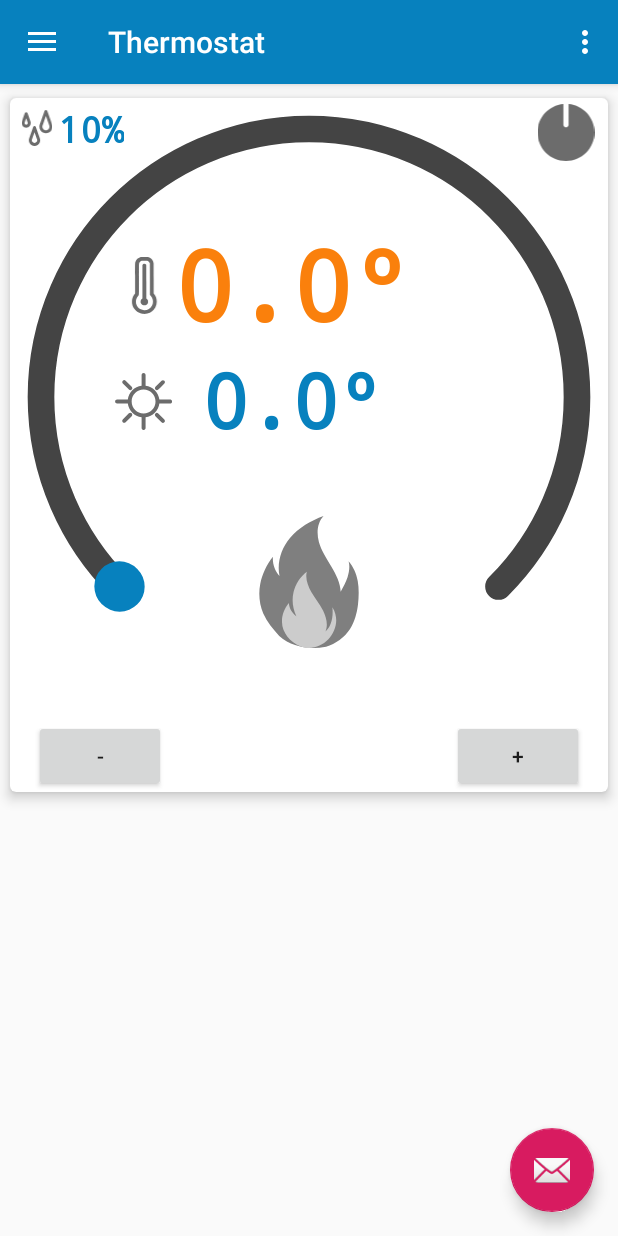
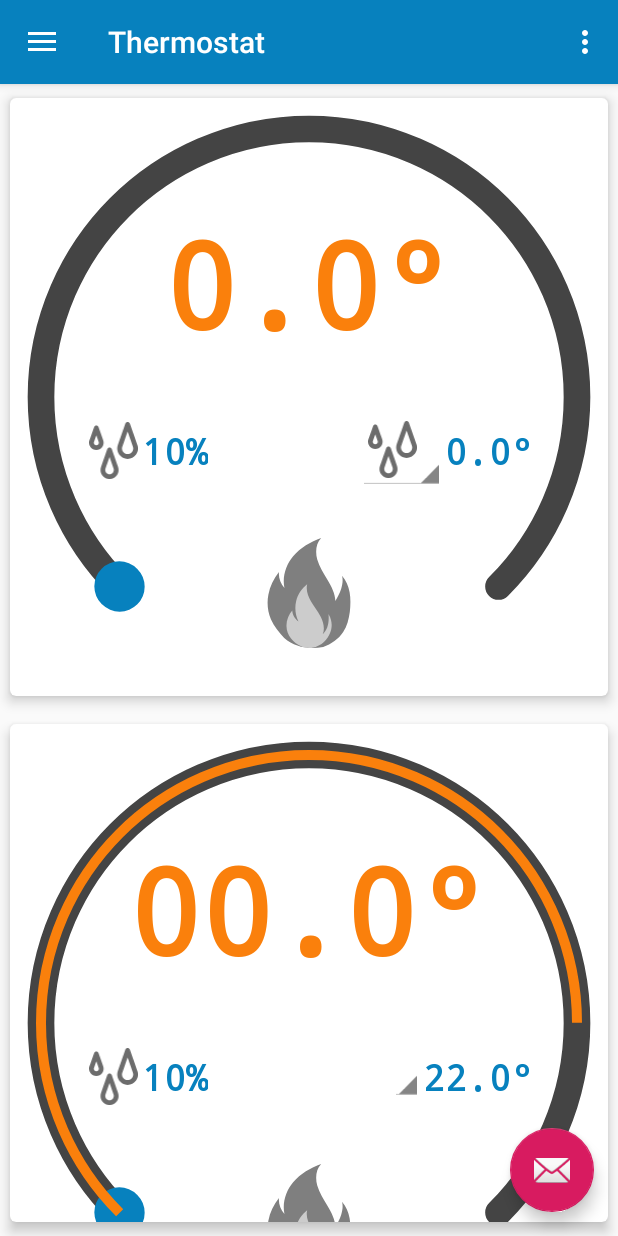
Before and after one commit to cachirulop/Thermosmart, an Android app: the screen it shows after launch (MainActivity), on a phone screen of 412 x 824 dp. Run offline under Robolectric (Android 15) with nearby library versions, the phone set to English and light mode, and no system bars; our stand-ins replace Firebase (no records; nobody signed in at launch, a user with empty details on screens opened directly), navigation-ui; 5 statements that could not run were skipped.

Commit message:
UI modifications

```diff
--- a/app/build.gradle
+++ b/app/build.gradle
@@ -43,4 +43,7 @@ dependencies {
     testImplementation 'junit:junit:4.13'
     androidTestImplementation 'androidx.test.ext:junit:1.1.1'
     androidTestImplementation 'androidx.test.espresso:espresso-core:3.2.0'
+
+    implementation platform('com.google.firebase:firebase-bom:26.1.0')
+    implementation 'com.google.firebase:firebase-auth'
 }
--- a/app/src/main/java/com/dmagrom/thermosmart/MainActivity.java
+++ b/app/src/main/java/com/dmagrom/thermosmart/MainActivity.java
@@ -13,6 +13,7 @@ import androidx.navigation.ui.AppBarConfiguration;
 import androidx.navigation.ui.NavigationUI;
 
 import com.google.android.material.navigation.NavigationView;
+import com.google.firebase.auth.FirebaseAuth;
 
 import androidx.drawerlayout.widget.DrawerLayout;
 
@@ -64,6 +65,15 @@ public class MainActivity
         NavController navController = Navigation.findNavController (this, R.id.nav_host_fragment);
         NavigationUI.setupActionBarWithNavController (this, navController, mAppBarConfiguration);
         NavigationUI.setupWithNavController (navigationView, navController);
+
+        signinFirebase ();
+    }
+
+    private void signinFirebase () {
+        FirebaseAuth auth;
+
+        auth = FirebaseAuth.getInstance ();
+        auth.signInWithEmailAndPassword (getString (R.string.firebase_user), getString (R.string.firebase_password));
     }
 
     @Override
--- a/app/src/main/java/com/dmagrom/thermosmart/model/ThermostatViewModel.java
+++ b/app/src/main/java/com/dmagrom/thermosmart/model/ThermostatViewModel.java
@@ -25,7 +25,7 @@ public class ThermostatViewModel
         FirebaseDatabase db;
 
         db = FirebaseDatabase.getInstance ();
-        dbRef = db.getReference ().child (DatabaseGlobals.KEY_THERMOSTAT);
+        dbRef = db.getReference ().child (DatabaseGlobals.KEY_STATUS);
 
         registerListeners ();
 
--- a/app/src/main/java/com/dmagrom/thermosmart/model/dto/DatabaseGlobals.java
+++ b/app/src/main/java/com/dmagrom/thermosmart/model/dto/DatabaseGlobals.java
@@ -27,14 +27,14 @@ public class DatabaseGlobals
     // Database keys
     public static final String KEY_THERMOSTAT = "thermostat";
 
+    public static final String KEY_STATUS = KEY_THERMOSTAT + "/status";
+
     public static final String KEY_CURRENT_TEMPERATURE = "currentTemperature";
     public static final String KEY_CURRENT_HUMIDITY = "currentHumidity";
     public static final String KEY_NIGHT_TEMPERATURE = "nightTemperature";
     public static final String KEY_SUN_TEMPERATURE = "sunTemperature";
     public static final String KEY_TARGET_TEMPERATURE = "targetTemperature";
 
-    public static final String KEY_STATUS = "status";
-    public static final String KEY_RELE_STATUS = "releStatus";
+    public static final String KEY_RELAY_STATUS = "/relayStatus";
     public static final String KEY_TARGET_TYPE = "targetType";
-
 }
--- /dev/null
+++ b/app/src/main/java/com/dmagrom/thermosmart/ui/adapter/ImageSpinnerAdapter.java
@@ -0,0 +1,55 @@
+package com.dmagrom.thermosmart.ui.adapter;
+
+import android.content.Context;
+import android.view.LayoutInflater;
+import android.view.View;
+import android.view.ViewGroup;
+import android.widget.ArrayAdapter;
+import android.widget.ImageView;
+
+import com.dmagrom.thermosmart.R;
+
+import java.util.List;
+
+public class ImageSpinnerAdapter
+        extends ArrayAdapter<ImageSpinnerRow>
+{
+    List<ImageSpinnerRow> rows;
+    private int idResource;
+
+    public ImageSpinnerAdapter (Context context,
+                                int resource,
+                                int textViewResourceId,
+                                List<ImageSpinnerRow> objects) {
+        super(context, resource, textViewResourceId, objects);
+        rows = objects;
+        this.idResource = resource;
+    }
+
+    static class ViewHolder {
+        ImageView icon;
+    }
+
+    @Override
+    public View getDropDownView (int position, View convertView, ViewGroup parent) {
+        ViewHolder  holder = new ViewHolder();
+        if (convertView == null) {
+            convertView = LayoutInflater.from (getContext ()).inflate (idResource,
+                                                                       parent,
+                                                                       false);
+
+            holder.icon = (ImageView) convertView.findViewById (R.id.imgSpinnerRowImage);
+
+            convertView.setTag(holder);
+
+        } else {
+            holder = (ViewHolder) convertView.getTag();
+        }
+
+        ImageSpinnerRow currentRow = rows.get(position);
+        // holder.icon.setImageDrawable(getContext().getResources().getDrawable(currentRow.getIconResourceId()));
+        holder.icon.setImageResource (R.drawable.ic_humidity);
+
+        return convertView;
+    }
+}
--- /dev/null
+++ b/app/src/main/java/com/dmagrom/thermosmart/ui/adapter/ImageSpinnerRow.java
@@ -0,0 +1,35 @@
+package com.dmagrom.thermosmart.ui.adapter;
+
+import android.graphics.drawable.Drawable;
+
+public class ImageSpinnerRow
+{
+    private int id;
+    private int drawable;
+
+    public ImageSpinnerRow (int id, int drawable)
+    {
+        this.id = id;
+        this.drawable = drawable;
+    }
+
+    public int getId ()
+    {
+        return id;
+    }
+
+    public void setId (int id)
+    {
+        this.id = id;
+    }
+
+    public int getDrawable ()
+    {
+        return drawable;
+    }
+
+    public void setDrawable (int drawable)
+    {
+        this.drawable = drawable;
+    }
+}
--- a/app/src/main/java/com/dmagrom/thermosmart/ui/thermostat/ThermostatFragment.java
+++ b/app/src/main/java/com/dmagrom/thermosmart/ui/thermostat/ThermostatFragment.java
@@ -4,8 +4,12 @@ import android.os.Bundle;
 import android.view.LayoutInflater;
 import android.view.View;
 import android.view.ViewGroup;
+import android.widget.AdapterView;
 import android.widget.Button;
+import android.widget.SimpleAdapter;
+import android.widget.Spinner;
 import android.widget.TextView;
+import android.widget.Toast;
 
 import androidx.annotation.Nullable;
 import androidx.annotation.NonNull;
@@ -15,7 +19,13 @@ import androidx.lifecycle.ViewModelProvider;
 
 import com.dmagrom.thermosmart.R;
 import com.dmagrom.thermosmart.model.ThermostatViewModel;
+import com.dmagrom.thermosmart.ui.adapter.ImageSpinnerRow;
 import com.dmagrom.thermosmart.widget.CircularSeekBar;
+
+import java.util.ArrayList;
+import java.util.HashMap;
+import java.util.List;
+import java.util.Map;
 
 public class ThermostatFragment
         extends Fragment
@@ -88,41 +98,45 @@ public class ThermostatFragment
             }
         });
 
-        ///////////////////////////////////////////////////////////////////////////
+        int[] targetImages ={R.drawable.ic_humidity,R.drawable.ic_sun,R.drawable.ic_night};
 
-        Button btn;
+        List<ImageSpinnerRow> options = new ArrayList<> ();
+        ArrayList<Map<String, Integer>> arrayList=new ArrayList<>();
 
+        options.add(new ImageSpinnerRow(1, R.drawable.ic_night));
+        options.add(new ImageSpinnerRow(2, R.drawable.ic_sun));
+        options.add(new ImageSpinnerRow(3, R.drawable.ic_humidity));
 
-        btn = root.findViewById (R.id.btn_minus);
-        btn.setOnClickListener (new View.OnClickListener ()
+        for (int i = 0; i < targetImages.length; i++) {
+            Map<String, Integer> map;
+
+            map = new HashMap<> ();
+            map.put ("targetImage", targetImages[i]);
+
+            arrayList.add (map);
+        }
+
+        Spinner targetTypeSpinner;
+        SimpleAdapter tmpAdapter;
+
+        targetTypeSpinner = root.findViewById (R.id.spnr_target_type);
+        tmpAdapter = new SimpleAdapter (getContext (), arrayList, R.layout.spinner_row, new String [] { "targetImage"}, new int [] { R.id.imgSpinnerRowImage });
+        targetTypeSpinner.setAdapter (tmpAdapter);
+
+        targetTypeSpinner.setOnItemSelectedListener (new AdapterView.OnItemSelectedListener ()
         {
             @Override
-            public void onClick (View view)
+            public void onItemSelected (AdapterView<?> parent, View view, int position, long id)
             {
-                float current;
+                Toast.makeText (getContext (), targetImages[position], Toast.LENGTH_LONG).show ();//show the selected image in toast according to position
+            }
 
-                current = viewModel.getCurrentTemperature ().getValue ();
-                if (current > 0) {
-                    viewModel.setCurrentTemperature (current - 0.5f);
-                }
+            @Override
+            public void onNothingSelected (AdapterView<?> parent)
+            {
+
             }
         });
-
-        btn = root.findViewById (R.id.btn_plus);
-        btn.setOnClickListener (new View.OnClickListener ()
-        {
-            @Override
-            public void onClick (View view)
-            {
-                float current;
-
-                current = viewModel.getCurrentTemperature ().getValue ();
-                if (current < seekBar.getMax ()) {
-                    viewModel.setCurrentTemperature (current + 0.5f);
-                }
-            }
-        });
-
 
         return root;
     }
--- a/app/src/main/res/layout/fragment_thermostat.xml
+++ b/app/src/main/res/layout/fragment_thermostat.xml
@@ -21,4 +21,22 @@
             android:layout_height="match_parent" />
 
     </androidx.cardview.widget.CardView>
+
+    <androidx.cardview.widget.CardView
+        android:layout_width="wrap_content"
+        android:layout_height="wrap_content"
+        app:cardCornerRadius="4dp"
+        app:cardElevation="5dp"
+        app:cardUseCompatPadding="true"
+        app:layout_constraintEnd_toEndOf="parent"
+        app:layout_constraintStart_toStartOf="parent"
+        app:layout_constraintTop_toTopOf="parent">
+
+        <include
+            layout="@layout/widget_thermostat"
+            android:layout_width="match_parent"
+            android:layout_height="match_parent" />
+
+    </androidx.cardview.widget.CardView>
+
 </LinearLayout>
--- /dev/null
+++ b/app/src/main/res/layout/spinner_row.xml
@@ -0,0 +1,17 @@
+<?xml version="1.0" encoding="utf-8"?>
+<androidx.constraintlayout.widget.ConstraintLayout xmlns:android="http://schemas.android.com/apk/res/android"
+    xmlns:app="http://schemas.android.com/apk/res-auto"
+    xmlns:tools="http://schemas.android.com/tools"
+    android:id="@+id/linearLayout"
+    android:layout_width="38dp"
+    android:layout_height="38dp">
+
+    <ImageView
+        android:id="@+id/imgSpinnerRowImage"
+        android:layout_width="38dp"
+        android:layout_height="38dp"
+        android:scaleType="centerInside"
+        app:layout_constraintStart_toStartOf="parent"
+        app:layout_constraintTop_toTopOf="parent"
+        app:srcCompat="@drawable/ic_night" />
+</androidx.constraintlayout.widget.ConstraintLayout>
--- /dev/null
+++ b/app/src/main/res/layout/widget_program.xml
@@ -0,0 +1,6 @@
+<?xml version="1.0" encoding="utf-8"?>
+<LinearLayout xmlns:android="http://schemas.android.com/apk/res/android"
+    android:orientation="vertical" android:layout_width="match_parent"
+    android:layout_height="match_parent">
+
+</LinearLayout>
--- a/app/src/main/res/layout/widget_thermostat.xml
+++ b/app/src/main/res/layout/widget_thermostat.xml
@@ -5,50 +5,81 @@
     android:layout_width="match_parent"
     android:layout_height="match_parent">
 
+    <Spinner
+        android:id="@+id/spnr_target_type"
+        android:layout_width="wrap_content"
+        android:layout_height="wrap_content"
+        android:theme="@android:style/Theme.Holo.Light.DarkActionBar"
+        app:layout_constraintBottom_toTopOf="@+id/img_status"
+        app:layout_constraintEnd_toStartOf="@+id/txt_target_temperature"
+        app:layout_constraintTop_toBottomOf="@+id/txt_current_temperature" />
+
     <ImageView
-        android:id="@+id/img_target_temperature_mode"
+        android:id="@+id/img_status"
+        android:layout_width="93dp"
+        android:layout_height="73dp"
+        android:layout_marginBottom="32dp"
+        app:layout_constraintBottom_toBottomOf="@+id/seek_circular_bar_degrees"
+        app:layout_constraintEnd_toEndOf="@+id/seek_circular_bar_degrees"
+        app:layout_constraintStart_toStartOf="parent"
+        app:srcCompat="@drawable/ic_fire_disabled" />
+
+    <ImageView
+        android:id="@+id/img_humidity"
         android:layout_width="38dp"
         android:layout_height="38dp"
-        android:layout_marginStart="70dp"
-        android:layout_marginTop="16dp"
+        android:layout_marginStart="50dp"
+        app:layout_constraintBottom_toTopOf="@+id/img_status"
         app:layout_constraintStart_toStartOf="parent"
-        app:layout_constraintTop_toTopOf="@+id/txt_target_temperature"
-        app:srcCompat="@drawable/ic_sun" />
+        app:layout_constraintTop_toBottomOf="@+id/txt_current_temperature"
+        app:srcCompat="@drawable/ic_humidity" />
+
+    <TextView
+        android:id="@+id/txt_current_humidity"
+        android:layout_width="wrap_content"
+        android:layout_height="wrap_content"
+        android:fontFamily="monospace"
+        android:text="10%"
+        android:textAlignment="center"
+        android:textColor="@color/colorPrimary"
+        android:textSize="24sp"
+        android:textStyle="bold"
+        android:typeface="normal"
+        app:layout_constraintBottom_toTopOf="@+id/img_status"
+        app:layout_constraintStart_toEndOf="@+id/img_humidity"
+        app:layout_constraintTop_toBottomOf="@+id/txt_current_temperature" />
+
+    <TextView
+        android:id="@+id/txt_current_temperature"
+        android:layout_width="wrap_content"
+        android:layout_height="wrap_content"
+        android:layout_marginTop="70dp"
+        android:fontFamily="monospace"
+        android:text="00.0º"
+        android:textAlignment="center"
+        android:textColor="@color/colorTargetTemperature"
+        android:textSize="80sp"
+        android:textStyle="bold"
+        android:typeface="normal"
+        app:layout_constraintEnd_toEndOf="parent"
+        app:layout_constraintStart_toStartOf="parent"
+        app:layout_constraintTop_toTopOf="@+id/seek_circular_bar_degrees" />
 
     <TextView
         android:id="@+id/txt_target_temperature"
         android:layout_width="wrap_content"
         android:layout_height="wrap_content"
+        android:layout_marginEnd="50dp"
         android:fontFamily="monospace"
         android:text="22.0º"
         android:textAlignment="center"
         android:textColor="@color/colorPrimary"
-        android:textSize="50sp"
+        android:textSize="24sp"
         android:textStyle="bold"
         android:typeface="normal"
-        app:layout_constraintEnd_toEndOf="@+id/txt_current_temperature"
-        app:layout_constraintStart_toStartOf="@+id/txt_current_temperature"
+        app:layout_constraintBottom_toTopOf="@+id/img_status"
+        app:layout_constraintEnd_toEndOf="parent"
         app:layout_constraintTop_toBottomOf="@+id/txt_current_temperature" />
-
-    <Button
-        android:id="@+id/btn_minus"
-        android:layout_width="wrap_content"
-        android:layout_height="wrap_content"
-        android:layout_marginStart="16dp"
-        android:layout_marginTop="16dp"
-        android:text="-"
-        app:layout_constraintStart_toStartOf="parent"
-        app:layout_constraintTop_toBottomOf="@+id/seek_circular_bar_degrees" />
-
-    <Button
-        android:id="@+id/btn_plus"
-        android:layout_width="wrap_content"
-        android:layout_height="wrap_content"
-        android:layout_marginTop="16dp"
-        android:layout_marginEnd="16dp"
-        android:text="+"
-        app:layout_constraintEnd_toEndOf="parent"
-        app:layout_constraintTop_toBottomOf="@+id/seek_circular_bar_degrees" />
 
     <com.dmagrom.thermosmart.widget.CircularSeekBar
         android:id="@+id/seek_circular_bar_degrees"
@@ -68,78 +99,9 @@
         app:cs_progress="0"
         app:cs_start_angle="135"
         app:layout_constraintEnd_toEndOf="parent"
-        app:layout_constraintHorizontal_bias="0.0"
+        app:layout_constraintHorizontal_bias="1.0"
         app:layout_constraintStart_toStartOf="parent"
         app:layout_constraintTop_toTopOf="parent" />
 
-    <TextView
-        android:id="@+id/txt_current_humidity"
-        android:layout_width="wrap_content"
-        android:layout_height="wrap_content"
-        android:layout_marginTop="4dp"
-        android:fontFamily="monospace"
-        android:text="10%"
-        android:textAlignment="center"
-        android:textColor="@color/colorPrimary"
-        android:textSize="24sp"
-        android:textStyle="bold"
-        android:typeface="normal"
-        app:layout_constraintStart_toEndOf="@+id/img_humidity"
-        app:layout_constraintTop_toTopOf="@+id/seek_circular_bar_degrees" />
 
-    <TextView
-        android:id="@+id/txt_current_temperature"
-        android:layout_width="wrap_content"
-        android:layout_height="wrap_content"
-        android:layout_marginStart="110dp"
-        android:layout_marginTop="80dp"
-        android:fontFamily="monospace"
-        android:text="15.0º"
-        android:textAlignment="center"
-        android:textColor="@color/colorTargetTemperature"
-        android:textSize="65sp"
-        android:textStyle="bold"
-        android:typeface="normal"
-        app:layout_constraintStart_toStartOf="@+id/seek_circular_bar_degrees"
-        app:layout_constraintTop_toTopOf="@+id/seek_circular_bar_degrees" />
-
-    <ImageView
-        android:id="@+id/img_status"
-        android:layout_width="128dp"
-        android:layout_height="88dp"
-        android:layout_marginBottom="32dp"
-        app:layout_constraintBottom_toBottomOf="@+id/seek_circular_bar_degrees"
-        app:layout_constraintEnd_toEndOf="@+id/seek_circular_bar_degrees"
-        app:layout_constraintStart_toStartOf="parent"
-        app:srcCompat="@drawable/ic_fire_disabled" />
-
-    <ImageView
-        android:id="@+id/img_temperature"
-        android:layout_width="31dp"
-        android:layout_height="38dp"
-        android:layout_marginStart="4dp"
-        android:layout_marginTop="26dp"
-        app:layout_constraintStart_toStartOf="@+id/img_target_temperature_mode"
-        app:layout_constraintTop_toTopOf="@+id/txt_current_temperature"
-        app:srcCompat="@drawable/ic_thermometer_alone" />
-
-    <ImageView
-        android:id="@+id/img_humidity"
-        android:layout_width="28dp"
-        android:layout_height="24dp"
-        android:layout_marginStart="4dp"
-        android:layout_marginTop="4dp"
-        app:layout_constraintStart_toStartOf="@+id/seek_circular_bar_degrees"
-        app:layout_constraintTop_toTopOf="@+id/txt_current_humidity"
-        app:srcCompat="@drawable/ic_humidity" />
-
-    <ImageView
-        android:id="@+id/img_power"
-        android:layout_width="48dp"
-        android:layout_height="38dp"
-        android:layout_marginTop="4dp"
-        android:layout_marginEnd="4dp"
-        app:layout_constraintEnd_toEndOf="parent"
-        app:layout_constraintTop_toTopOf="parent"
-        app:srcCompat="@drawable/ic_turn_off" />
 </androidx.constraintlayout.widget.ConstraintLayout>
```
Also changed, not shown: app/src/main/images/icons/svg/programs.svg (added).
